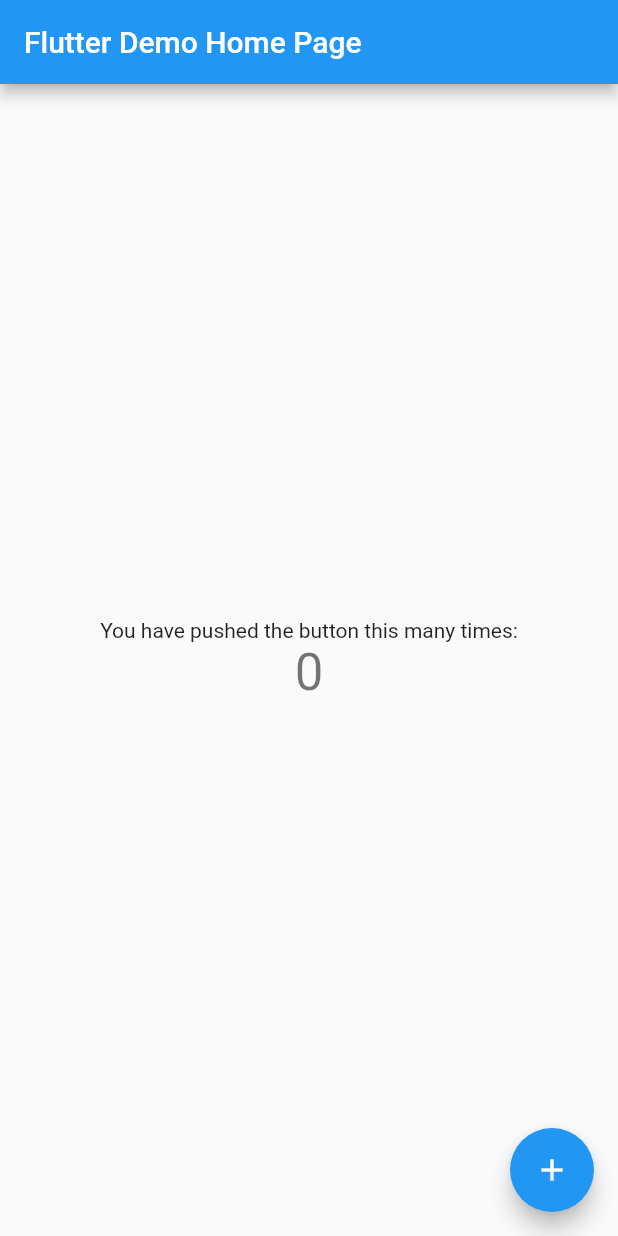
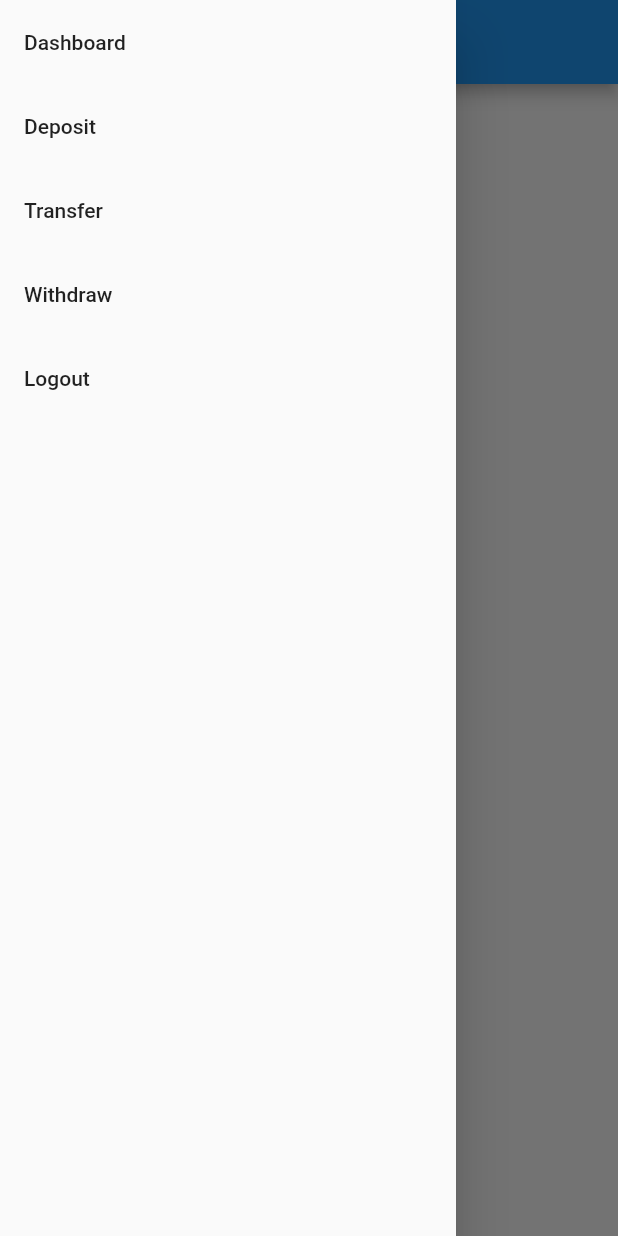
Before and after one commit to mukkulsingh/atm, a Flutter app: the screen it shows after launch, with the side drawer open (before the commit the screen has no drawer), on a phone screen of 412 x 824 dp. Run offline on Flutter 3.47's test engine with Material 2 defaults, Android fonts, the phone set to English and light mode, and no system bars; our stand-ins replace shared_preferences; accounts and stored records are empty.

Commit message:
project structure finished

```diff
--- a/lib/main.dart
+++ b/lib/main.dart
@@ -1,111 +1,35 @@
+import 'package:atm/screens/dashboard.dart';
+import 'package:atm/screens/login.dart';
 import 'package:flutter/material.dart';
 
-void main() => runApp(MyApp());
+import 'model/login_model.dart';
 
-class MyApp extends StatelessWidget {
-  // This widget is the root of your application.
+void main()=>runApp(MyApp());
+
+
+class MyApp extends StatefulWidget {
   @override
-  Widget build(BuildContext context) {
-    return MaterialApp(
-      title: 'Flutter Demo',
-      theme: ThemeData(
-        // This is the theme of your application.
-        //
-        // Try running your application with "flutter run". You'll see the
-        // application has a blue toolbar. Then, without quitting the app, try
-        // changing the primarySwatch below to Colors.green and then invoke
-        // "hot reload" (press "r" in the console where you ran "flutter run",
-        // or simply save your changes to "hot reload" in a Flutter IDE).
-        // Notice that the counter didn't reset back to zero; the application
-        // is not restarted.
-        primarySwatch: Colors.blue,
-      ),
-      home: MyHomePage(title: 'Flutter Demo Home Page'),
-    );
-  }
+  _MyAppState createState() => _MyAppState();
 }
 
-class MyHomePage extends StatefulWidget {
-  MyHomePage({Key key, this.title}) : super(key: key);
+class _MyAppState extends State<MyApp> {
 
-  // This widget is the home page of your application. It is stateful, meaning
-  // that it has a State object (defined below) that contains fields that affect
-  // how it looks.
+  static bool _isLoggedIn;
 
-  // This class is the configuration for the state. It holds the values (in this
-  // case the title) provided by the parent (in this case the App widget) and
-  // used by the build method of the State. Fields in a Widget subclass are
-  // always marked "final".
-
-  final String title;
+  void checkLogin()async{
+    _isLoggedIn = await LoginModel.instance.checkIfLoggedIn();
+  }
 
   @override
-  _MyHomePageState createState() => _MyHomePageState();
-}
-
-class _MyHomePageState extends State<MyHomePage> {
-  int _counter = 0;
-
-  void _incrementCounter() {
-    setState(() {
-      // This call to setState tells the Flutter framework that something has
-      // changed in this State, which causes it to rerun the build method below
-      // so that the display can reflect the updated values. If we changed
-      // _counter without calling setState(), then the build method would not be
-      // called again, and so nothing would appear to happen.
-      _counter++;
-    });
+  void initState() {
+    super.initState();
+    checkLogin();
   }
 
   @override
   Widget build(BuildContext context) {
-    // This method is rerun every time setState is called, for instance as done
-    // by the _incrementCounter method above.
-    //
-    // The Flutter framework has been optimized to make rerunning build methods
-    // fast, so that you can just rebuild anything that needs updating rather
-    // than having to individually change instances of widgets.
-    return Scaffold(
-      appBar: AppBar(
-        // Here we take the value from the MyHomePage object that was created by
-        // the App.build method, and use it to set our appbar title.
-        title: Text(widget.title),
-      ),
-      body: Center(
-        // Center is a layout widget. It takes a single child and positions it
-        // in the middle of the parent.
-        child: Column(
-          // Column is also a layout widget. It takes a list of children and
-          // arranges them vertically. By default, it sizes itself to fit its
-          // children horizontally, and tries to be as tall as its parent.
-          //
-          // Invoke "debug painting" (press "p" in the console, choose the
-          // "Toggle Debug Paint" action from the Flutter Inspector in Android
-          // Studio, or the "Toggle Debug Paint" command in Visual Studio Code)
-          // to see the wireframe for each widget.
-          //
-          // Column has various properties to control how it sizes itself and
-          // how it positions its children. Here we use mainAxisAlignment to
-          // center the children vertically; the main axis here is the vertical
-          // axis because Columns are vertical (the cross axis would be
-          // horizontal).
-          mainAxisAlignment: MainAxisAlignment.center,
-          children: <Widget>[
-            Text(
-              'You have pushed the button this many times:',
-            ),
-            Text(
-              '$_counter',
-              style: Theme.of(context).textTheme.display1,
-            ),
-          ],
-        ),
-      ),
-      floatingActionButton: FloatingActionButton(
-        onPressed: _incrementCounter,
-        tooltip: 'Increment',
-        child: Icon(Icons.add),
-      ), // This trailing comma makes auto-formatting nicer for build methods.
+    return MaterialApp(
+      home: _isLoggedIn?Dashboard():Login(),
     );
   }
 }
--- /dev/null
+++ b/lib/model/login_model.dart
@@ -0,0 +1,21 @@
+import 'package:atm/model/saved_preference_model.dart';
+
+class LoginModel{
+ static LoginModel _instance;
+
+ static LoginModel get instance{
+   if(_instance == null){
+     _instance = new LoginModel();
+   }
+   return _instance;
+ }
+
+ Future checkIfLoggedIn() async {
+   if(SavedPreferenceModel.instance.getUserId == null)
+     return false;
+   else
+     return true;
+
+ }
+
+}
--- /dev/null
+++ b/lib/model/logout.dart
@@ -0,0 +1,19 @@
+import 'package:shared_preferences/shared_preferences.dart';
+
+class LogoutModel{
+
+  static LogoutModel _instance;
+  static LogoutModel get instance{
+    if(_instance == null){
+      _instance = new LogoutModel();
+    }
+    return _instance;
+  }
+
+  Future logout()async{
+    SharedPreferences preferences = await SharedPreferences.getInstance();
+    preferences.clear();
+    return true;
+  }
+
+}
--- /dev/null
+++ b/lib/model/saved_preference_model.dart
@@ -0,0 +1,18 @@
+import 'package:shared_preferences/shared_preferences.dart';
+
+class SavedPreferenceModel{
+
+  static SavedPreferenceModel _instance;
+
+  static SavedPreferenceModel get instance{
+    if(_instance == null){
+      _instance = new SavedPreferenceModel();
+    }
+    return _instance;
+  }
+
+  Future<int> getUserId()async{
+    SharedPreferences prefs = await SharedPreferences.getInstance();
+    return prefs.getInt("userId");
+  }
+}
--- /dev/null
+++ b/lib/screens/Withdraw.dart
@@ -0,0 +1,13 @@
+import 'package:flutter/material.dart';
+
+class Withdraw extends StatefulWidget {
+  @override
+  _WithdrawState createState() => _WithdrawState();
+}
+
+class _WithdrawState extends State<Withdraw> {
+  @override
+  Widget build(BuildContext context) {
+    return Container();
+  }
+}
--- /dev/null
+++ b/lib/screens/dashboard.dart
@@ -0,0 +1,24 @@
+import 'package:atm/widget/navigation_drawer.dart';
+import 'package:flutter/material.dart';
+
+class Dashboard extends StatefulWidget {
+  @override
+  _DashboardState createState() => _DashboardState();
+}
+
+class _DashboardState extends State<Dashboard> {
+
+  final _scaffoldKey = new GlobalKey<ScaffoldState>();
+
+  @override
+  Widget build(BuildContext context) {
+    return Scaffold(
+      key: _scaffoldKey,
+      appBar: AppBar(
+        title: Text("Dashboard"),
+
+      ),
+      drawer: NavigationDrawer(),
+    );
+  }
+}
--- /dev/null
+++ b/lib/screens/deposit.dart
@@ -0,0 +1,13 @@
+import 'package:flutter/material.dart';
+
+class Deposit extends StatefulWidget {
+  @override
+  _DepositState createState() => _DepositState();
+}
+
+class _DepositState extends State<Deposit> {
+  @override
+  Widget build(BuildContext context) {
+    return Container();
+  }
+}
--- /dev/null
+++ b/lib/screens/transfer.dart
@@ -0,0 +1,13 @@
+import 'package:flutter/material.dart';
+
+class Transfer extends StatefulWidget {
+  @override
+  _TransferState createState() => _TransferState();
+}
+
+class _TransferState extends State<Transfer> {
+  @override
+  Widget build(BuildContext context) {
+    return Container();
+  }
+}
--- /dev/null
+++ b/lib/widget/navigation_drawer.dart
@@ -0,0 +1,59 @@
+import 'package:atm/model/logout.dart';
+import 'package:atm/screens/Withdraw.dart';
+import 'package:atm/screens/dashboard.dart';
+import 'package:atm/screens/deposit.dart';
+import 'package:atm/screens/login.dart';
+import 'package:atm/screens/transfer.dart';
+import 'package:flutter/material.dart';
+
+class NavigationDrawer extends StatelessWidget {
+  @override
+  Widget build(BuildContext context) {
+    return Drawer(
+      child: ListView(
+        children: <Widget>[
+          ListTile(
+            title: Text("Dashboard"),
+            onTap: () {
+              Navigator.push(context, MaterialPageRoute(builder: (context) {
+                return Dashboard();
+              }));
+            },
+          ),
+          ListTile(
+              title: Text("Deposit"),
+              onTap: () {
+                Navigator.push(context, MaterialPageRoute(builder: (context) {
+                  return Deposit();
+                }));
+              }),
+          ListTile(
+              title: Text("Transfer"),
+              onTap: () {
+                Navigator.push(context, MaterialPageRoute(builder: (context) {
+                  return Transfer();
+                }));
+              }),
+          ListTile(
+              title: Text("Withdraw"),
+              onTap: () {
+                Navigator.push(context, MaterialPageRoute(builder: (context) {
+                  return Withdraw();
+                }));
+              }),
+          ListTile(
+            title: Text("Logout"),
+            onTap: () async {
+              if (await LogoutModel.instance.logout()) {
+                Navigator.pushAndRemoveUntil(context,
+                    MaterialPageRoute(builder: (context) {
+                  return Login();
+                }), (_) => false);
+              }
+            },
+          ),
+        ],
+      ),
+    );
+  }
+}
--- a/pubspec.yaml
+++ b/pubspec.yaml
@@ -23,6 +23,8 @@ dependencies:
   # The following adds the Cupertino Icons font to your application.
   # Use with the CupertinoIcons class for iOS style icons.
   cupertino_icons: ^0.1.2
+  sqflite: ^1.3.0
+  shared_preferences: ^0.5.7+1
 
 dev_dependencies:
   flutter_test:
```
Also changed, not shown: lib/screens/login.dart (added, +89 -0 lines), lib/screens/register.dart (added, +193 -0 lines), pubspec.lock.
